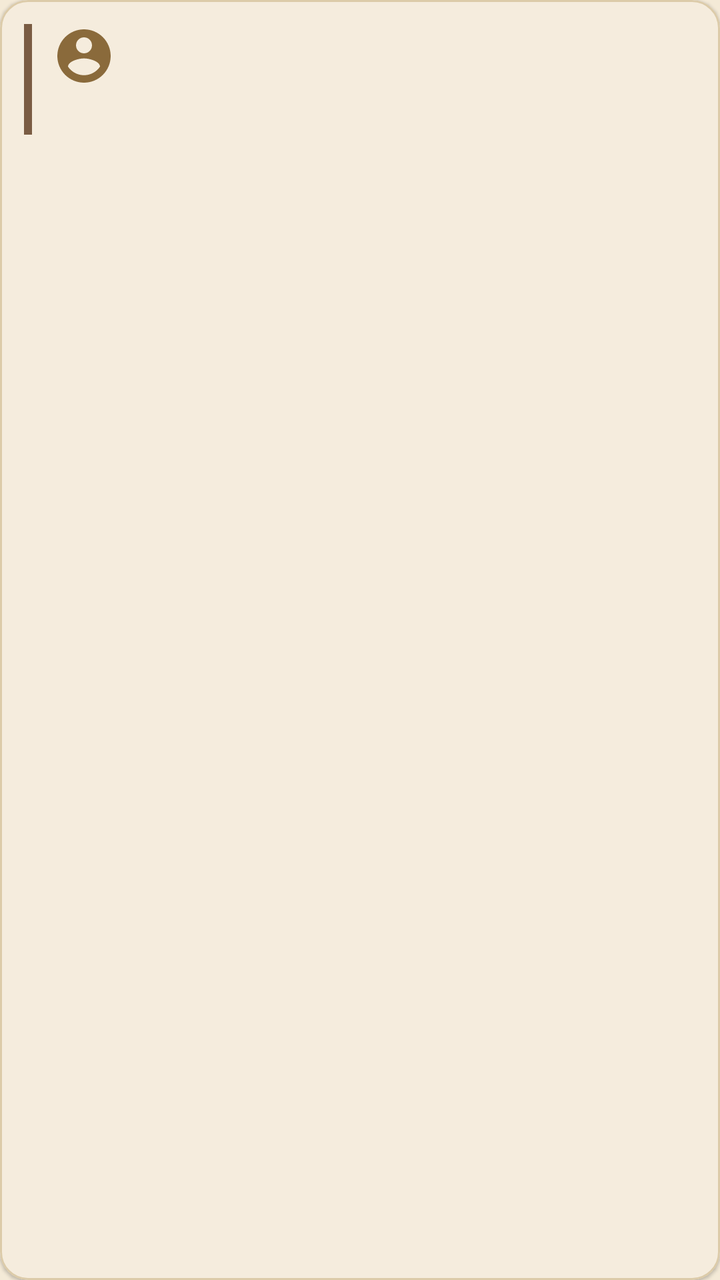
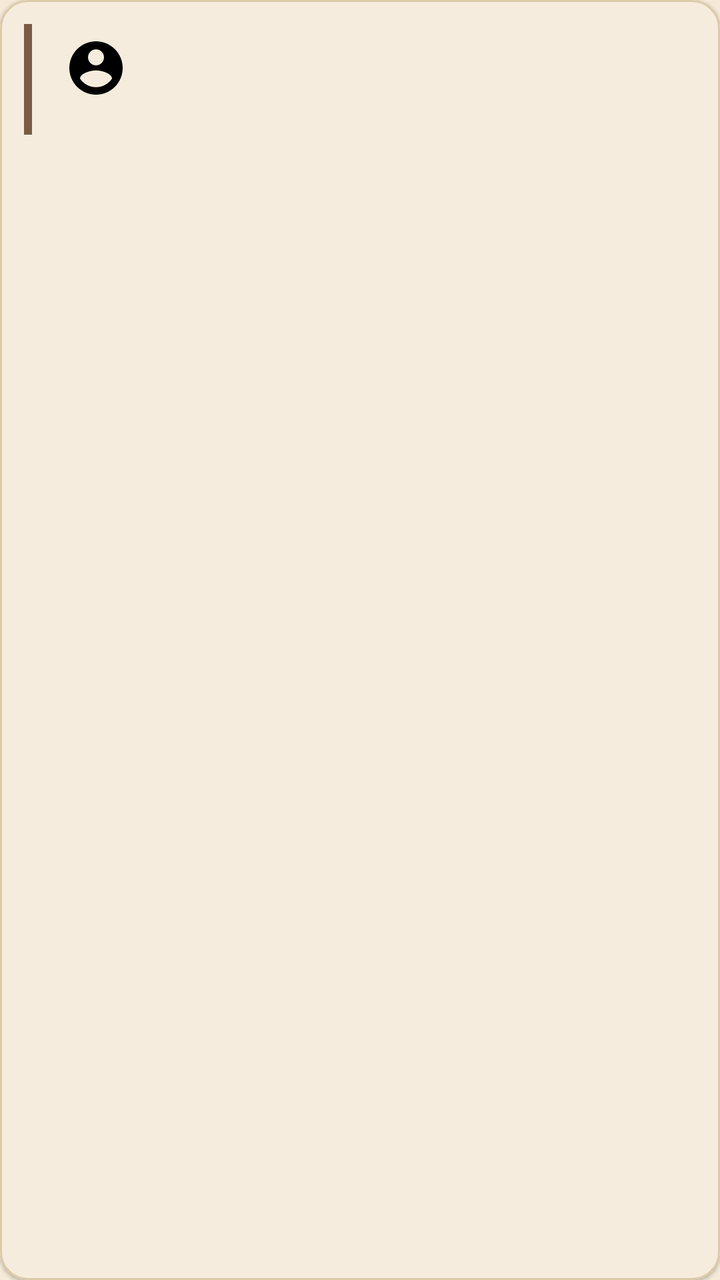

The first picture is an Android layout as it rendered before a commit; the second is the same layout after the commit. The layout source and the unified diff follow.
<!-- AndroidManifest.xml: application theme Theme.DnDMemory -->
<!-- res/layout/item_entity.xml -->
<?xml version="1.0" encoding="utf-8"?>
<com.google.android.material.card.MaterialCardView
    xmlns:android="http://schemas.android.com/apk/res/android"
    xmlns:app="http://schemas.android.com/apk/res-auto"
    android:id="@+id/item_entity_root"
    style="@style/Widget.DnDMemory.Card"
    android:layout_width="match_parent"
    android:layout_height="wrap_content"
    android:layout_marginStart="12dp"
    android:layout_marginTop="6dp"
    android:layout_marginEnd="12dp"
    android:layout_marginBottom="6dp">

    <LinearLayout
        android:layout_width="match_parent"
        android:layout_height="wrap_content"
        android:orientation="horizontal"
        android:padding="12dp">

        
        <View
            android:id="@+id/item_entity_stripe"
            android:layout_width="4dp"
            android:layout_height="match_parent"
            android:layout_marginEnd="10dp"
            android:background="@color/type_character" />

        <ImageView
            android:id="@+id/item_entity_icon"
            android:layout_width="32dp"
            android:layout_height="32dp"
            android:contentDescription="@string/cd_icon"
            android:src="@drawable/ic_npc"
            app:tint="?attr/colorPrimary" />

        <LinearLayout
            android:layout_width="0dp"
            android:layout_height="wrap_content"
            android:layout_marginStart="12dp"
            android:layout_weight="1"
            android:orientation="vertical">

            <TextView
                android:id="@+id/item_entity_name"
                android:layout_width="match_parent"
                android:layout_height="wrap_content"
                android:textAppearance="?attr/textAppearanceTitleMedium" />

            
            <TextView
                android:id="@+id/item_entity_type"
                android:layout_width="match_parent"
                android:layout_height="wrap_content"
                android:textAppearance="?attr/textAppearanceLabelSmall"
                android:textColor="?attr/colorSecondary" />

            
            <TextView
                android:id="@+id/item_entity_subtitle"
                android:layout_width="match_parent"
                android:layout_height="wrap_content"
                android:ellipsize="end"
                android:maxLines="2"
                android:textAppearance="?attr/textAppearanceBodyMedium" />

            <TextView
                android:id="@+id/item_entity_status"
                android:layout_width="wrap_content"
                android:layout_height="wrap_content"
                android:textAppearance="?attr/textAppearanceLabelSmall"
                android:textColor="@color/badge_dirty"
                android:visibility="gone" />
        </LinearLayout>
    </LinearLayout>
</com.google.android.material.card.MaterialCardView>
<!-- resources referenced by this layout -->
<resources>
  <color name="badge_dirty">#B36B00</color>
  <color name="type_character">#7A5C43</color>
  <!-- drawable ic_npc (drawable) -->
  <?xml version="1.0" encoding="utf-8"?>
  <vector xmlns:android="http://schemas.android.com/apk/res/android"
      android:width="24dp"
      android:height="24dp"
      android:viewportWidth="24"
      android:viewportHeight="24">
      <path
          android:fillColor="#FF000000"
          android:pathData="M12,2C6.48,2 2,6.48 2,12s4.48,10 10,10 10,-4.48 10,-10S17.52,2 12,2zM12,5c1.66,0 3,1.34 3,3s-1.34,3 -3,3 -3,-1.34 -3,-3 1.34,-3 3,-3zM12,19.2c-2.5,0 -4.71,-1.28 -6,-3.22 0.03,-1.99 4,-3.08 6,-3.08 1.99,0 5.97,1.09 6,3.08 -1.29,1.94 -3.5,3.22 -6,3.22z" />
  </vector>
  <string name="cd_icon">Значок</string>
  <style name="Widget.DnDMemory.Card" parent="Widget.Material3.CardView.Elevated">
          <item name="cardBackgroundColor">?attr/colorSurface</item>
          <item name="cardCornerRadius">14dp</item>
          <item name="cardElevation">1dp</item>
          <item name="strokeColor">@color/card_stroke</item>
          <item name="strokeWidth">1dp</item>
          <item name="android:clickable">true</item>
          <item name="android:focusable">true</item>
      </style>
  <style name="Theme.DnDMemory" parent="Theme.Material3.DayNight.NoActionBar">
          <item name="colorPrimary">@color/colorPrimary</item>
          <item name="colorPrimaryDark">@color/colorPrimaryDark</item>
          <item name="colorOnPrimary">@color/colorOnPrimary</item>
          <item name="colorPrimaryContainer">@color/colorPrimaryContainer</item>
          <item name="colorOnPrimaryContainer">@color/colorOnPrimaryContainer</item>
          <item name="colorSecondary">@color/colorSecondary</item>
          <item name="colorOnSecondary">@color/colorOnSecondary</item>
          <item name="colorSurface">@color/colorSurface</item>
          <item name="colorOnSurface">@color/colorOnSurface</item>
          <item name="colorSurfaceVariant">@color/colorSurfaceVariant</item>
          <item name="colorOnSurfaceVariant">@color/colorOnSurfaceVariant</item>
          <item name="android:colorBackground">@color/colorBackground</item>
          <item name="colorOnBackground">@color/colorOnBackground</item>
          <item name="colorError">@color/colorError</item>
          <item name="colorOnError">@color/colorOnError</item>
          <item name="colorOutline">@color/colorOutline</item>
          <item name="android:statusBarColor">@color/colorPrimaryDark</item>
          <item name="android:navigationBarColor">@color/colorBackground</item>
          <item name="android:windowBackground">@color/colorBackground</item>
      </style>
  <color name="card_stroke">#DCCBA9</color>
  <color name="colorPrimary">#8A6A3B</color>
  <color name="colorPrimaryDark">#5E4525</color>
  <color name="colorOnPrimary">#FFF7EA</color>
  <color name="colorPrimaryContainer">#EBDCC2</color>
  <color name="colorOnPrimaryContainer">#3A2A14</color>
  <color name="colorSecondary">#B98B2E</color>
  <color name="colorOnSecondary">#FFF8EA</color>
  <color name="colorSurface">#FBF4E6</color>
  <color name="colorOnSurface">#2A2118</color>
  <color name="colorSurfaceVariant">#EEE0C6</color>
  <color name="colorOnSurfaceVariant">#57493A</color>
  <color name="colorBackground">#F4EAD7</color>
  <color name="colorOnBackground">#2A2118</color>
  <color name="colorError">#A3231C</color>
  <color name="colorOnError">#FFFFFF</color>
  <color name="colorOutline">#8C7B63</color>
</resources>

<!-- the commit's change to res/layout/item_entity.xml (unified diff, before → after) -->
@@ -25,13 +25,29 @@
             android:layout_marginEnd="10dp"
             android:background="@color/type_character" />
 
-        <ImageView
-            android:id="@+id/item_entity_icon"
-            android:layout_width="32dp"
-            android:layout_height="32dp"
-            android:contentDescription="@string/cd_icon"
-            android:src="@drawable/ic_npc"
-            app:tint="?attr/colorPrimary" />
+        <FrameLayout
+            android:layout_width="44dp"
+            android:layout_height="44dp">
+
+            <ImageView
+                android:id="@+id/item_entity_icon"
+                android:layout_width="44dp"
+                android:layout_height="44dp"
+                android:contentDescription="@string/cd_icon"
+                android:padding="6dp"
+                android:src="@drawable/ic_npc" />
+
+            <TextView
+                android:id="@+id/item_entity_badge"
+                android:layout_width="20dp"
+                android:layout_height="20dp"
+                android:layout_gravity="bottom|end"
+                android:background="@drawable/bg_type_chip"
+                android:gravity="center"
+                android:textAppearance="?attr/textAppearanceLabelSmall"
+                android:textStyle="bold"
+                android:visibility="gone" />
+        </FrameLayout>
 
         <LinearLayout
             android:layout_width="0dp"
<!-- resource entries referenced after the edit -->
@@ -2,6 +2,13 @@
 <resources>
   <color name="badge_dirty">#B36B00</color>
   <color name="type_character">#7A5C43</color>
+  <!-- drawable bg_type_chip (drawable) -->
+  <?xml version="1.0" encoding="utf-8"?>
+  <shape xmlns:android="http://schemas.android.com/apk/res/android"
+      android:shape="rectangle">
+      <corners android:radius="8dp" />
+      <solid android:color="#FFFFFF" />
+  </shape>
   <!-- drawable ic_npc (drawable) -->
   <?xml version="1.0" encoding="utf-8"?>
   <vector xmlns:android="http://schemas.android.com/apk/res/android"
